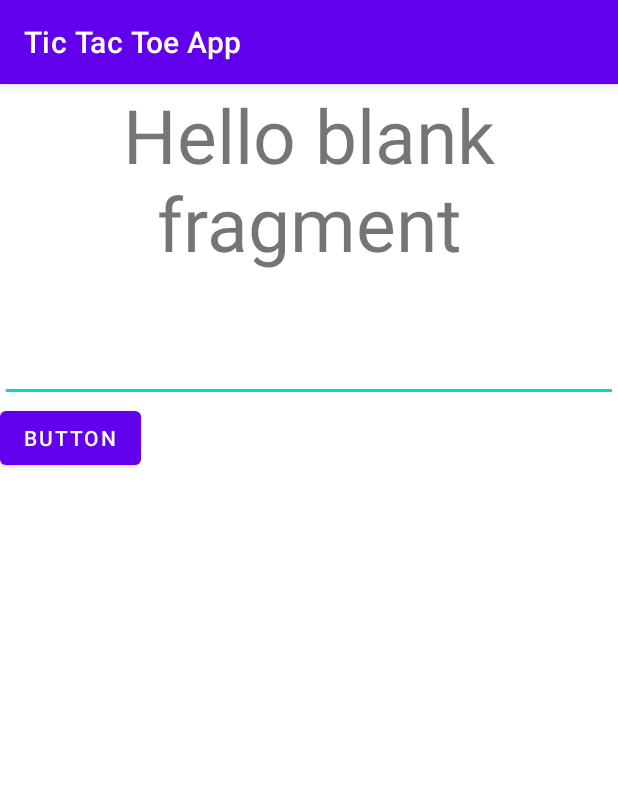
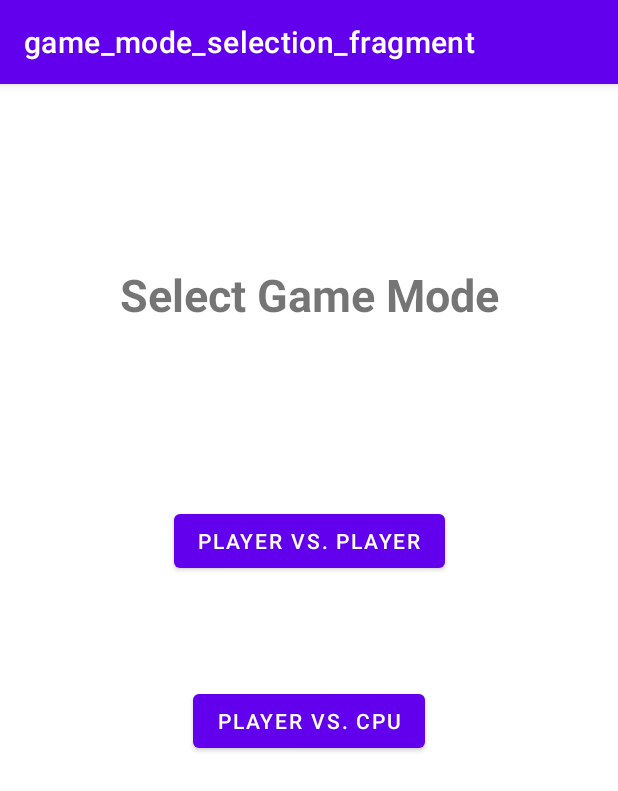
Before and after one commit to rafael-cagliari/tic_tac_toe_android, an Android app: the screen it shows after launch (MainActivity), on a phone screen of 412 x 824 dp. Shown: the top 791 px of the screen. Run offline under Robolectric (Android 15) with nearby library versions, the phone set to English and light mode, and no system bars; our stand-ins replace navigation-ui.

Commit message:
-created game mode layout -created game mode fragment

```diff
--- a/app/build.gradle
+++ b/app/build.gradle
@@ -36,6 +36,8 @@ android {
     }
 }
 
+apply plugin: "androidx.navigation.safeargs.kotlin"
+
 dependencies {
     api project(':core')
     api project(':domain')
--- /dev/null
+++ b/app/src/main/java/com/rafael/tictactoeapp/GameModeSelection.kt
@@ -0,0 +1,27 @@
+package com.rafael.tictactoeapp
+
+import android.os.Bundle
+import android.view.LayoutInflater
+import android.view.View
+import android.view.ViewGroup
+import androidx.fragment.app.Fragment
+import androidx.navigation.fragment.findNavController
+import com.rafael.tictactoeapp.databinding.GameModeSelectionFragmentBinding
+
+
+class GameModeSelection : Fragment() {
+
+    val binding : GameModeSelectionFragmentBinding? = null
+    override fun onCreateView(
+        inflater: LayoutInflater, container: ViewGroup?,
+        savedInstanceState: Bundle?
+    ): View? {
+        // Inflate the layout for this fragment
+        return inflater.inflate(R.layout.game_mode_selection_fragment, container, false)
+    }
+
+    override fun onViewCreated(view: View, savedInstanceState: Bundle?) {
+        super.onViewCreated(view, savedInstanceState)
+        binding?.buttonPvp?.setOnClickListener { findNavController().navigate(GameModeSelectionDirections.actionGameModeSelectionToPlayerNameFragment()) }
+    }
+    }
--- a/app/src/main/java/com/rafael/tictactoeapp/MainActivity.kt
+++ b/app/src/main/java/com/rafael/tictactoeapp/MainActivity.kt
@@ -4,6 +4,7 @@ import android.os.Bundle
 import androidx.appcompat.app.AppCompatActivity
 import androidx.navigation.NavController
 import androidx.navigation.fragment.NavHostFragment
+import androidx.navigation.ui.setupActionBarWithNavController
 import com.rafael.tictactoeapp.databinding.ActivityMainBinding
 
 class MainActivity : AppCompatActivity() {
@@ -14,6 +15,8 @@ class MainActivity : AppCompatActivity() {
         setContentView(binding.root)
         val navHostFragment = supportFragmentManager
             .findFragmentById(R.id.nav_host_fragment) as NavHostFragment
+        navController = navHostFragment.navController
+        setupActionBarWithNavController(navController)
     }
 
 }
--- a/app/src/main/java/com/rafael/tictactoeapp/PlayerNameFragment.kt
+++ b/app/src/main/java/com/rafael/tictactoeapp/PlayerNameFragment.kt
@@ -30,11 +30,13 @@ class PlayerNameFragment : Fragment() {
     override fun onViewCreated(view: View, savedInstanceState: Bundle?) {
         super.onViewCreated(view, savedInstanceState)
 
-        ticTacViewModel.players.observe(viewLifecycleOwner, Observer { playerState -> binding!!.text1.text=
+
+        //observes the LiveData object
+        ticTacViewModel.players.observe(viewLifecycleOwner, Observer { binding!!.text1.text=
             ticTacViewModel.players.value?.get(0)?.name ?: ""
         })
 
-
+        //once the start button is pressed, player 1 and player 2 are created, receiving the names typed on the boxes
         binding?.button?.setOnClickListener { ticTacViewModel.createPlayers(binding!!.playerName.text.toString(), binding!!.playerName.text.toString())
 
     }
--- /dev/null
+++ b/app/src/main/res/layout/game_mode_selection_fragment.xml
@@ -0,0 +1,39 @@
+<?xml version="1.0" encoding="utf-8"?>
+<androidx.constraintlayout.widget.ConstraintLayout xmlns:android="http://schemas.android.com/apk/res/android"
+    xmlns:app="http://schemas.android.com/apk/res-auto"
+    xmlns:tools="http://schemas.android.com/tools"
+    android:layout_width="match_parent"
+    android:layout_height="match_parent"
+    tools:context=".GameModeSelection">
+
+    <TextView
+        android:id="@+id/textView"
+        android:layout_width="wrap_content"
+        android:layout_height="wrap_content"
+        android:layout_marginTop="120dp"
+        android:text="Select Game Mode"
+        android:textSize="30dp"
+        android:textStyle="bold"
+        app:layout_constraintEnd_toEndOf="parent"
+        app:layout_constraintStart_toStartOf="parent"
+        app:layout_constraintTop_toTopOf="parent" />
+
+    <Button
+        android:id="@+id/button_pvp"
+        android:text="Player vs. Player"
+        app:layout_constraintEnd_toEndOf="parent"
+        app:layout_constraintStart_toStartOf="parent"
+        app:layout_constraintTop_toBottomOf="@+id/textView"
+        style="@style/game_select_button" />
+
+    <Button
+        android:id="@+id/button_CPU"
+        style="@style/game_select_button"
+        android:layout_marginTop="72dp"
+
+        android:text="Player vs. CPU"
+        app:layout_constraintEnd_toEndOf="parent"
+        app:layout_constraintStart_toStartOf="parent"
+        app:layout_constraintTop_toBottomOf="@+id/button_pvp" />
+
+</androidx.constraintlayout.widget.ConstraintLayout>
--- a/app/src/main/res/navigation/nav_graph.xml
+++ b/app/src/main/res/navigation/nav_graph.xml
@@ -3,11 +3,20 @@
     xmlns:app="http://schemas.android.com/apk/res-auto"
     xmlns:tools="http://schemas.android.com/tools"
     android:id="@+id/nav_grap.xml"
-    app:startDestination="@id/playerNameFragment">
+    app:startDestination="@id/gameModeSelection">
 
     <fragment
         android:id="@+id/playerNameFragment"
         android:name="com.rafael.tictactoeapp.PlayerNameFragment"
         android:label="player_name_fragment"
         tools:layout="@layout/player_name_fragment" />
+    <fragment
+        android:id="@+id/gameModeSelection"
+        android:name="com.rafael.tictactoeapp.GameModeSelection"
+        android:label="game_mode_selection_fragment"
+        tools:layout="@layout/game_mode_selection_fragment" >
+        <action
+            android:id="@+id/action_gameModeSelection_to_playerNameFragment"
+            app:destination="@id/playerNameFragment" />
+    </fragment>
 </navigation>
--- /dev/null
+++ b/app/src/main/res/values/styles.xml
@@ -0,0 +1,9 @@
+<?xml version="1.0" encoding="utf-8"?>
+<resources>
+
+    <style name="game_select_button">
+        <item name="android:layout_width">wrap_content</item>
+        <item name="android:layout_height">wrap_content</item>
+        <item name="android:layout_marginTop">120dp</item>
+    </style>
+</resources>
--- a/build.gradle
+++ b/build.gradle
@@ -4,6 +4,10 @@ buildscript {
     repositories {
         google()
         jcenter()
+    }
+    dependencies {
+        def nav_version = "2.3.4"
+        classpath "androidx.navigation:navigation-safe-args-gradle-plugin:$nav_version"
     }
     dependencies {
         classpath "com.android.tools.build:gradle:4.1.2"
```
Also changed, not shown: gradle.properties (line endings or trailing spaces).
